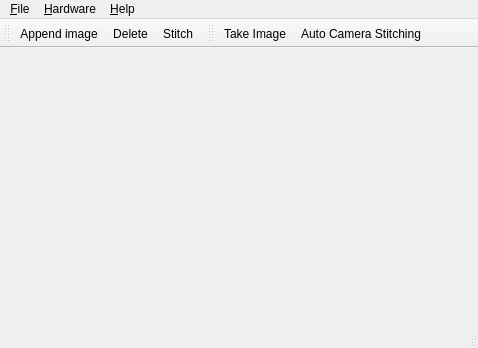
This is ui/mainwin.ui in Christian-Kr/microscope as Qt 5 draws it before an edit. The edited form follows.
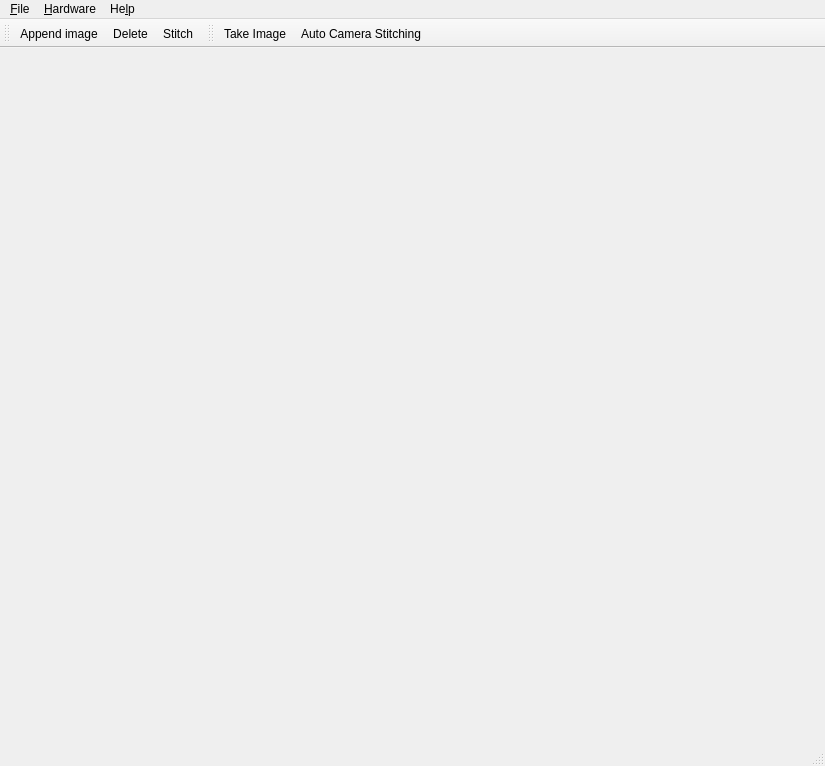
This is the edited form. Icons and pictures are not drawn.

```diff
--- a/ui/mainwin.ui
+++ b/ui/mainwin.ui
@@ -6,8 +6,8 @@
    <rect>
     <x>0</x>
     <y>0</y>
-    <width>478</width>
-    <height>348</height>
+    <width>825</width>
+    <height>766</height>
    </rect>
   </property>
   <property name="windowTitle">
@@ -19,8 +19,8 @@
     <rect>
      <x>0</x>
      <y>0</y>
-     <width>478</width>
-     <height>18</height>
+     <width>825</width>
+     <height>43</height>
     </rect>
    </property>
    <widget class="QMenu" name="mFile">
@@ -44,7 +44,7 @@
    </widget>
    <widget class="QMenu" name="menu_Help">
     <property name="title">
-     <string>&amp;Help</string>
+     <string>He&amp;lp</string>
     </property>
     <addaction name="actAbout"/>
    </widget>
```
Left out of the diff: 50 changed lines with no effect on the pictures.
